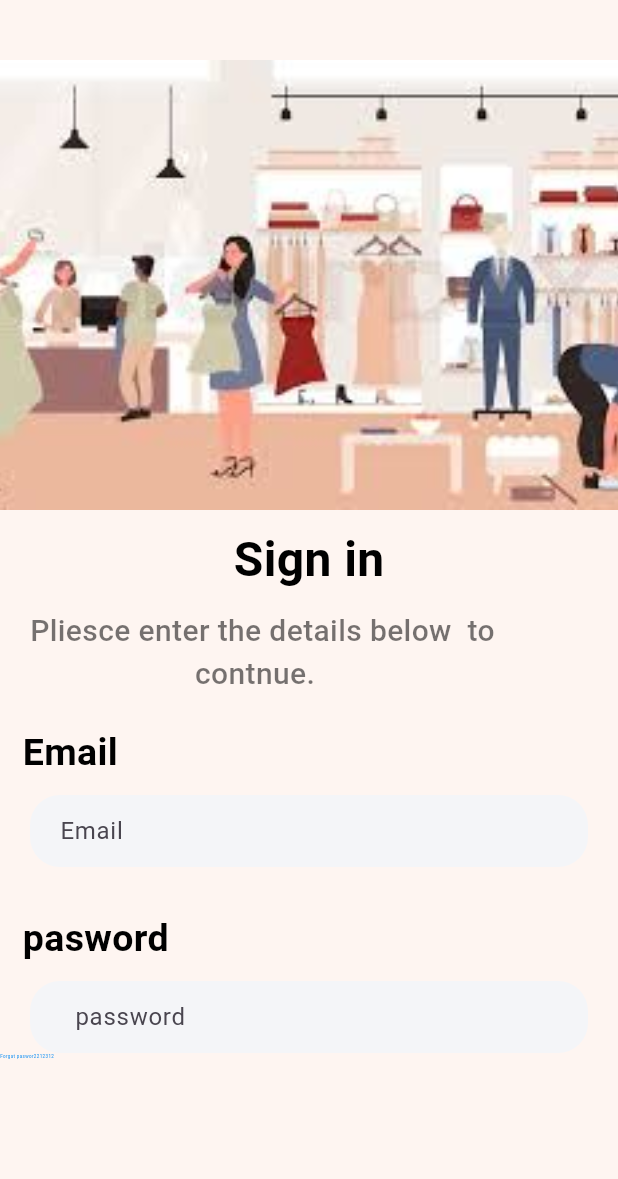
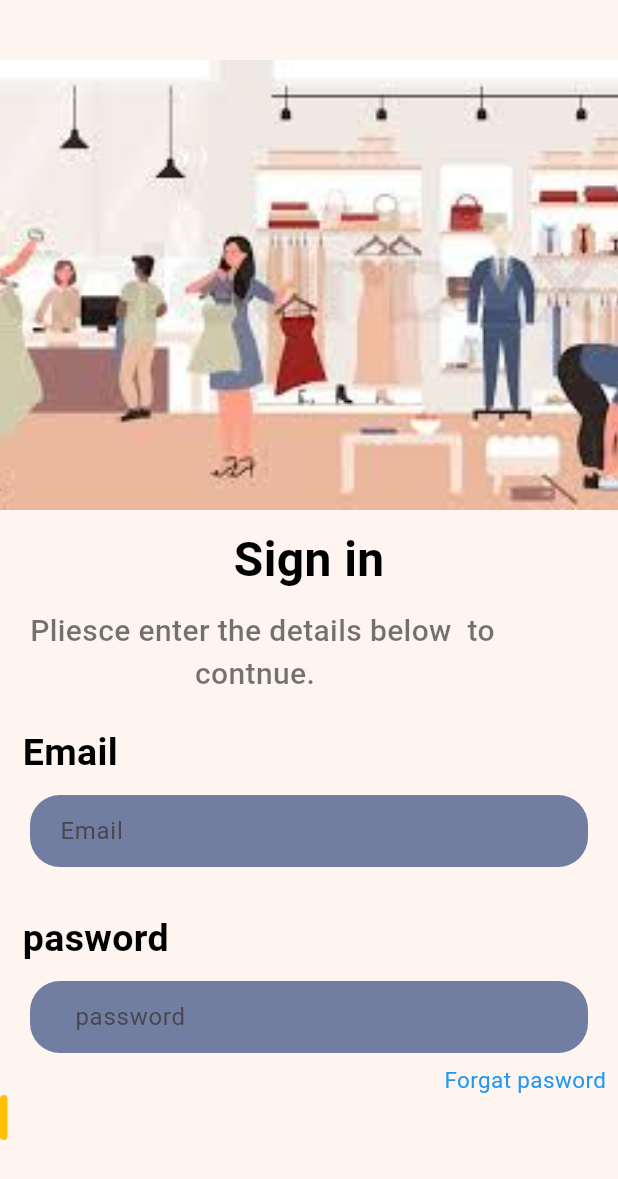
Before and after one commit to kingkmadmax/shop, a Flutter app: the Login screen opened directly, on a phone screen of 412 x 824 dp. Shown: the top 1179 px of the screen. Run offline on Flutter 3.47's test engine with Material 3 defaults, Android fonts, the phone set to English and light mode, and no system bars; our stand-ins replace curved_navigation_bar.

```diff
--- a/lib/main.dart
+++ b/lib/main.dart
@@ -1,9 +1,9 @@
 import 'package:flutter/material.dart';
-import 'package:shop/pagees/bootomenav.dart';
-import 'package:shop/pagees/home.dart';
+// import 'package:shop/pagees/bootomenav.dart';
+// import 'package:shop/pagees/home.dart';
 import 'package:shop/pagees/login.dart';
-import 'package:shop/pagees/product_file.dart';
-import 'pagees/Landing.dart';
+// import 'package:shop/pagees/product_file.dart';
+// import 'pagees/Landing.dart';
 
 void main() {
   runApp(const MyApp());
@@ -17,7 +17,7 @@ class MyApp extends StatelessWidget {
   Widget build(BuildContext context) {
     return MaterialApp(
       debugShowCheckedModeBanner: false,
-      home: Home(),
+      home: Login(),
     );
   }
 }
--- a/lib/pagees/login.dart
+++ b/lib/pagees/login.dart
@@ -66,7 +66,7 @@ class _LoginState extends State<Login> {
                 margin: EdgeInsets.only(left: 20, right: 20),
                 padding: EdgeInsets.only(left: 20),
                 decoration: BoxDecoration(
-                    color: Color(0xFFF4F5F8),
+                    color: Color.fromARGB(255, 114, 126, 161),
                     borderRadius: BorderRadius.circular(20)),
                 child: TextField(
                   decoration: InputDecoration(
@@ -89,16 +89,31 @@ class _LoginState extends State<Login> {
                 margin: EdgeInsets.only(left: 20, right: 20),
                 padding: EdgeInsets.only(left: 30),
                 decoration: BoxDecoration(
-                    color: Color(0xFFF4F5F8),
+                    color: Color.fromARGB(255, 114, 126, 161),
                     borderRadius: BorderRadius.circular(20)),
                 child: TextField(
                   decoration: InputDecoration(
                       border: InputBorder.none, hintText: "password"),
                 )),
-            Text(
-              "Forgat paswor2212312",
-              style: TextStyle(color: Colors.blue, fontSize: 3),
-            )
+            SizedBox(
+              height: 7,
+            ),
+            Row(
+              mainAxisAlignment: MainAxisAlignment.end,
+              children: [
+                Text(
+                  "Forgat pasword  ",
+                  style: TextStyle(color: Colors.blue, fontSize: 15),
+                ),
+              ],
+            ),
+            Container(
+                width: 5,
+                height: 30,
+                decoration: BoxDecoration(
+                  color: Colors.amber,
+                  borderRadius: BorderRadius.circular(20),
+                ))
           ],
         ),
       ),
```
